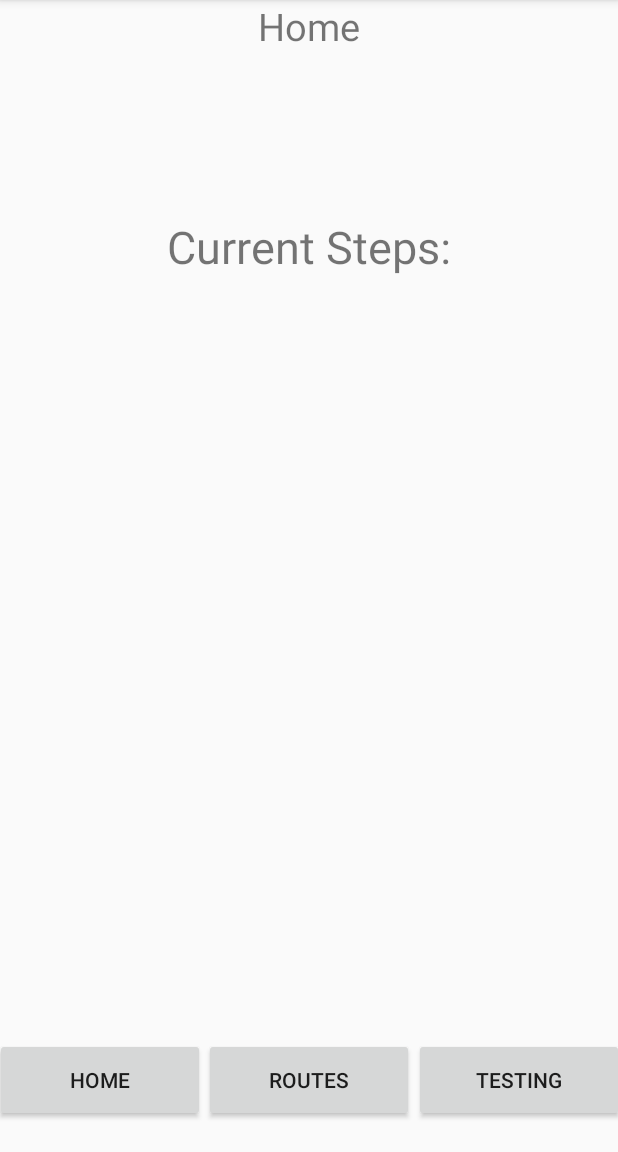
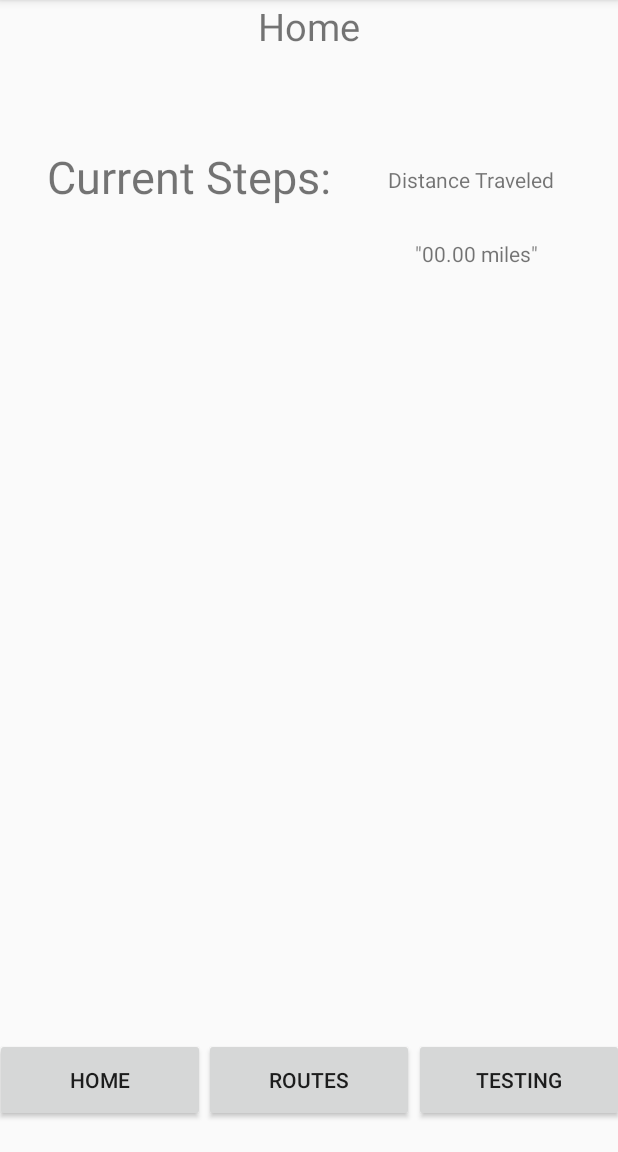
Before and after one commit to UCSD-CSE-110-2020/team-project-team18, an Android app: the MainActivity screen opened directly, with no data from a screen before it, on a phone screen of 412 x 824 dp, the part 84-1236 px from its top. Run offline under Robolectric (Android 15) with nearby library versions, the phone set to English and light mode, and no system bars; 3 statements that could not run were skipped.

Commit message:
integrated Wills distanceTraveled

```diff
--- a/app/src/main/res/layout/activity_main.xml
+++ b/app/src/main/res/layout/activity_main.xml
@@ -55,21 +55,43 @@
         android:textSize="30sp"
         app:layout_constraintBottom_toBottomOf="parent"
         app:layout_constraintEnd_toEndOf="parent"
-        app:layout_constraintHorizontal_bias="0.5"
+        app:layout_constraintHorizontal_bias="0.14"
         app:layout_constraintStart_toStartOf="parent"
         app:layout_constraintTop_toTopOf="parent"
-        app:layout_constraintVertical_bias="0.198" />
+        app:layout_constraintVertical_bias="0.134" />
 
     <TextView
         android:id="@+id/CurrentSteps"
         android:layout_width="wrap_content"
         android:layout_height="wrap_content"
-        android:layout_marginTop="213dp"
+        android:layout_marginTop="140dp"
         android:textSize="30sp"
         app:layout_constraintEnd_toEndOf="parent"
-        app:layout_constraintHorizontal_bias="0.5"
+        app:layout_constraintHorizontal_bias="0.26"
         app:layout_constraintStart_toStartOf="parent"
         app:layout_constraintTop_toTopOf="parent" />
 
+    <TextView
+        android:id="@+id/distanceTraveled"
+        android:layout_width="wrap_content"
+        android:layout_height="wrap_content"
+        android:text='"00.00 miles"'
+        app:layout_constraintBottom_toBottomOf="parent"
+        app:layout_constraintHorizontal_bias="0.838"
+        app:layout_constraintLeft_toLeftOf="parent"
+        app:layout_constraintRight_toRightOf="parent"
+        app:layout_constraintTop_toTopOf="parent"
+        app:layout_constraintVertical_bias="0.213" />
+
+    <TextView
+        android:layout_width="124dp"
+        android:layout_height="35dp"
+        android:text="Distance Traveled"
+        app:layout_constraintBottom_toBottomOf="parent"
+        app:layout_constraintHorizontal_bias="0.898"
+        app:layout_constraintLeft_toLeftOf="parent"
+        app:layout_constraintRight_toRightOf="parent"
+        app:layout_constraintTop_toTopOf="parent"
+        app:layout_constraintVertical_bias="0.15" />
 
 </androidx.constraintlayout.widget.ConstraintLayout>
```
Also changed, not shown: app/src/main/java/com/example/walk_walk_revolution/DistanceCalculator.java (added, +26 -0 lines), app/src/main/java/com/example/walk_walk_revolution/MainActivity.java (+18 -0 lines), 1 other file.
